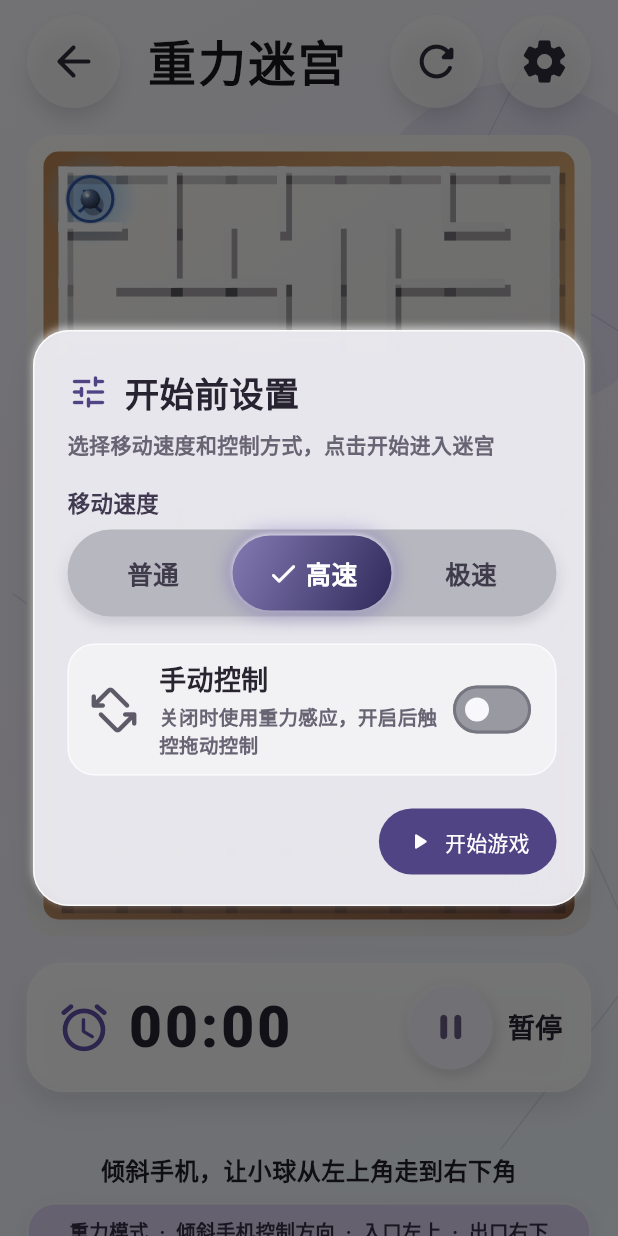
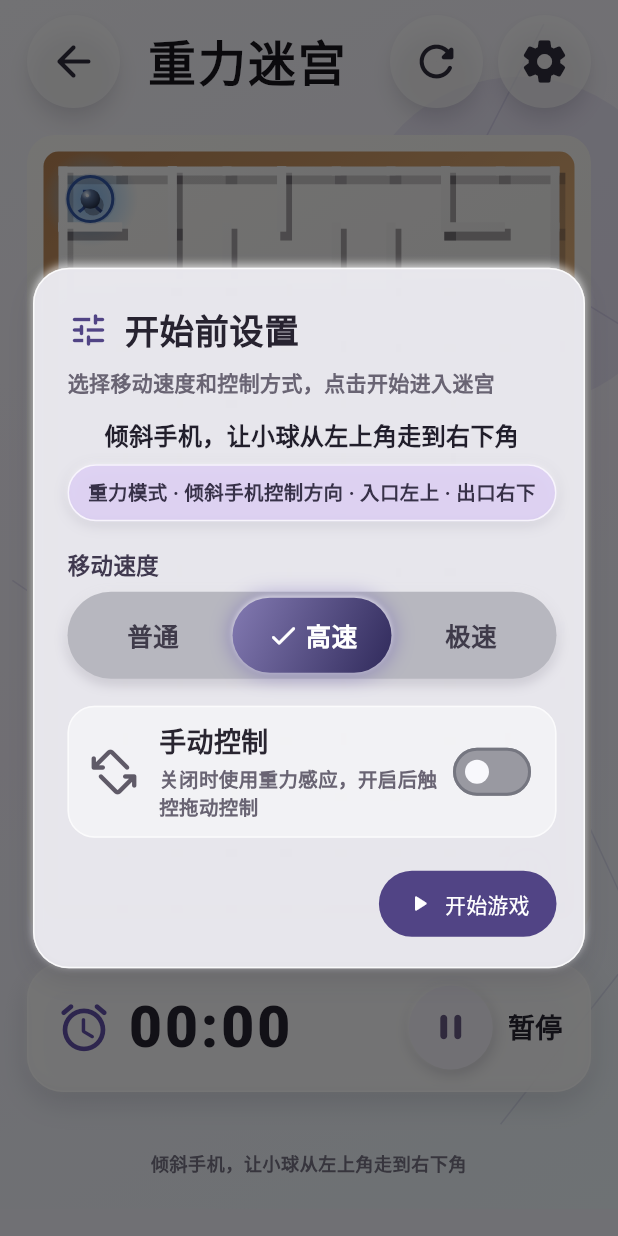
Before and after one commit to gushiyu01/appForAndroidAAndIos, a Flutter app: the MazeGamePage screen opened by its route, on a phone screen of 412 x 824 dp. Run offline on Flutter 3.47's test engine with Material 3 defaults, Android fonts, the phone set to English and light mode, and no system bars; our stand-ins replace image_picker, local_auth.

Commit message:
Move maze instructions into settings dialog

```diff
--- a/lib/pages/maze_game_page.dart
+++ b/lib/pages/maze_game_page.dart
@@ -335,14 +335,6 @@ class _MazeGamePageState extends State<MazeGamePage>
                               Text(_sensorError!, textAlign: TextAlign.center, style: textTheme.bodySmall?.copyWith(color: const Color(0xFFB33A53), fontWeight: FontWeight.w600)),
                             ],
                             const SizedBox(height: 22),
-                            Text(
-                              _manualControl ? '触控屏幕，让小球从左上角走到右下角' : '倾斜手机，让小球从左上角走到右下角',
-                              textAlign: TextAlign.center,
-                              style: textTheme.titleMedium?.copyWith(color: const Color(0xFF211E2B), fontWeight: FontWeight.w800, letterSpacing: 0.3),
-                            ),
-                            const SizedBox(height: 10),
-                            _InstructionPill(text: _manualControl ? '手动模式  ·  拖动控制方向  ·  入口左上  ·  出口右下' : '重力模式  ·  倾斜手机控制方向  ·  入口左上  ·  出口右下'),
-                            const SizedBox(height: 10),
                             Text(status, textAlign: TextAlign.center, style: textTheme.bodySmall?.copyWith(color: _completed ? const Color(0xFF51419A) : const Color(0xFF777486), fontWeight: FontWeight.w700)),
                           ],
                         ),
@@ -596,6 +588,24 @@ class _SettingsDialog extends StatelessWidget {
                       fontSize: 14,
                       fontWeight: FontWeight.w600,
                     ),
+                  ),
+                  const SizedBox(height: 14),
+                  Text(
+                    selectedManual
+                        ? '触控屏幕，让小球从左上角走到右下角'
+                        : '倾斜手机，让小球从左上角走到右下角',
+                    textAlign: TextAlign.center,
+                    style: const TextStyle(
+                      color: Color(0xFF211E2B),
+                      fontSize: 16,
+                      fontWeight: FontWeight.w800,
+                    ),
+                  ),
+                  const SizedBox(height: 8),
+                  _InstructionPill(
+                    text: selectedManual
+                        ? '手动模式 · 拖动控制方向 · 入口左上 · 出口右下'
+                        : '重力模式 · 倾斜手机控制方向 · 入口左上 · 出口右下',
                   ),
                   const SizedBox(height: 18),
                   const Text(
```
